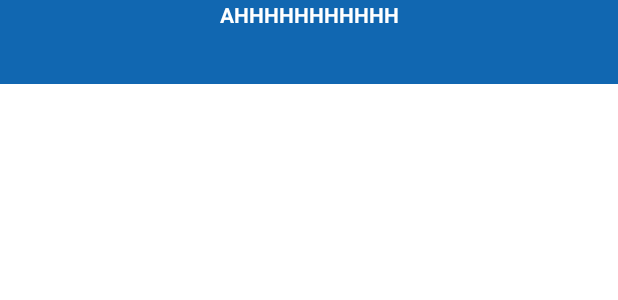
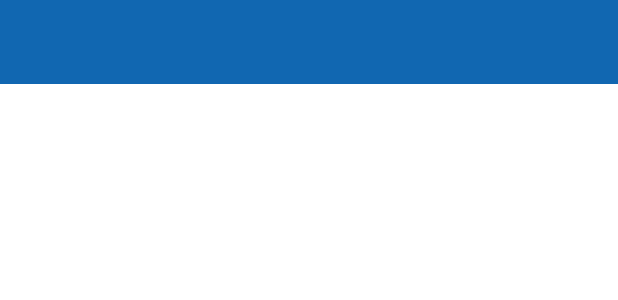
Before and after one commit to Julia-Martins/7MinWorkOut, an Android app: the layout activity_history.xml on its own in the app's theme, with its tools: preview values and no code run, on a phone screen of 412 x 824 dp. Shown: the top 300 px of the screen. Run offline under Robolectric (Android 15) with nearby library versions, the phone set to English and light mode, and no system bars.

Commit message:
Exercise App

```diff
--- a/app/src/main/res/layout/activity_history.xml
+++ b/app/src/main/res/layout/activity_history.xml
@@ -18,15 +18,4 @@
         app:layout_constraintTop_toTopOf="parent"
     />
 
-    <TextView
-        android:layout_width="match_parent"
-        android:layout_height="match_parent"
-
-        android:text="AHHHHHHHHHHH"
-        android:textColor="@color/white"
-        android:scrollbarSize="30dp"
-        android:textStyle="bold"
-        android:textAlignment="center"
-    />
-
 </androidx.constraintlayout.widget.ConstraintLayout>
```
